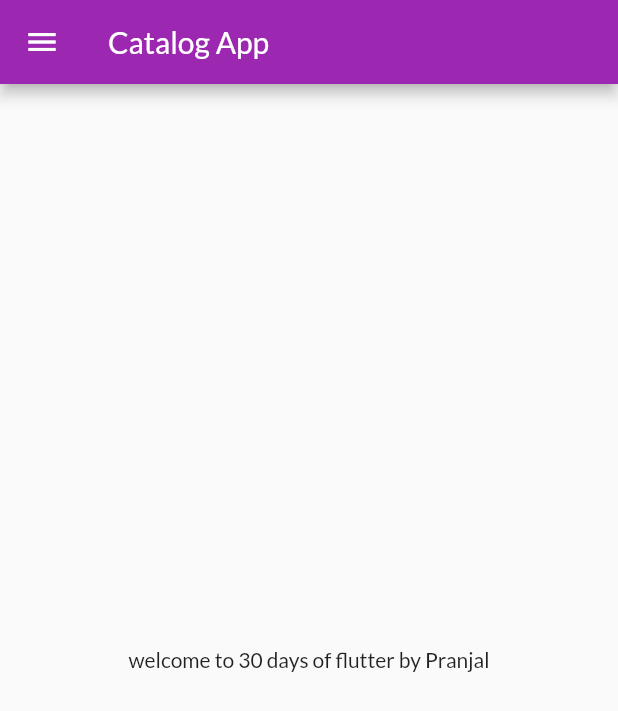
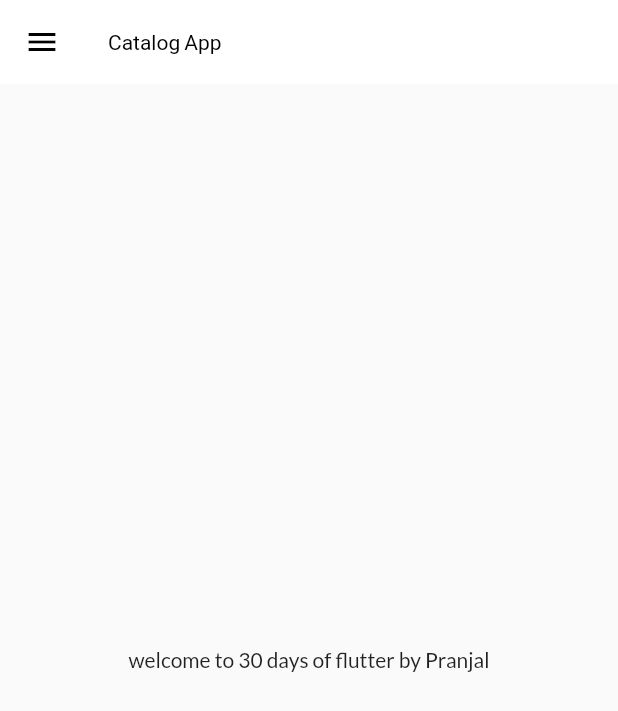
Before and after one commit to HulgePranjal/flutter, a Flutter app: the screen it shows after launch, on a phone screen of 412 x 824 dp. Shown: the top 711 px of the screen. Run offline on Flutter 3.47's test engine with Material 2 defaults, Android fonts, the phone set to English and light mode, and no system bars; our stand-ins replace google_fonts.

Commit message:
themes extracted

```diff
--- a/lib/main.dart
+++ b/lib/main.dart
@@ -2,6 +2,7 @@ import 'package:flutter/material.dart';
 import 'package:google_fonts/google_fonts.dart';
 import 'package:myfirstproject/pages/login_page.dart';
 import 'package:myfirstproject/utils/routes.dart';
+import 'package:myfirstproject/widgets/themes.dart';
 import 'pages/home_page.dart';
 import 'package:google_fonts/google_fonts.dart';
 
@@ -15,13 +16,8 @@ class MyApp extends StatelessWidget {
     // ignore: prefer_const_constructors
     return MaterialApp(
       themeMode: ThemeMode.light,
-      theme: ThemeData(
-        primarySwatch: Colors.purple,
-        fontFamily: GoogleFonts.lato().fontFamily,
-      ),
-      darkTheme: ThemeData(
-        brightness: Brightness.dark,
-      ),
+      theme: MyTheme.lightTheme(context),
+      darkTheme: MyTheme.darkTheme(context),
       debugShowCheckedModeBanner: false,
       initialRoute: MyRoutes.homeRoute,
       routes: {
--- /dev/null
+++ b/lib/widgets/themes.dart
@@ -0,0 +1,18 @@
+import 'package:flutter/material.dart';
+import 'package:google_fonts/google_fonts.dart';
+
+class MyTheme{
+  static ThemeData lightTheme(BuildContext context) =>ThemeData(
+          primarySwatch: Colors.purple,
+          fontFamily: GoogleFonts.lato().fontFamily,
+          appBarTheme: AppBarTheme(
+              color: Colors.white,
+              elevation: 0.0,
+              iconTheme: IconThemeData(color: Colors.black),
+              titleTextStyle: TextStyle(color: Colors.black),
+              ));
+
+              static ThemeData darkTheme(BuildContext context) =>ThemeData(
+         brightness: Brightness.dark,
+         );
+}
```
